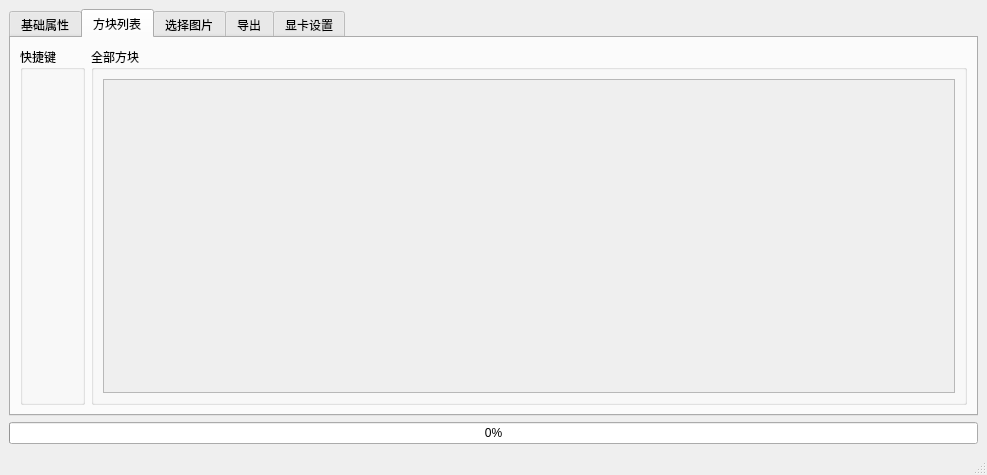
Old version of the form VisualCraft/VCWind.ui in the repository SlopeCraft/SlopeCraft.
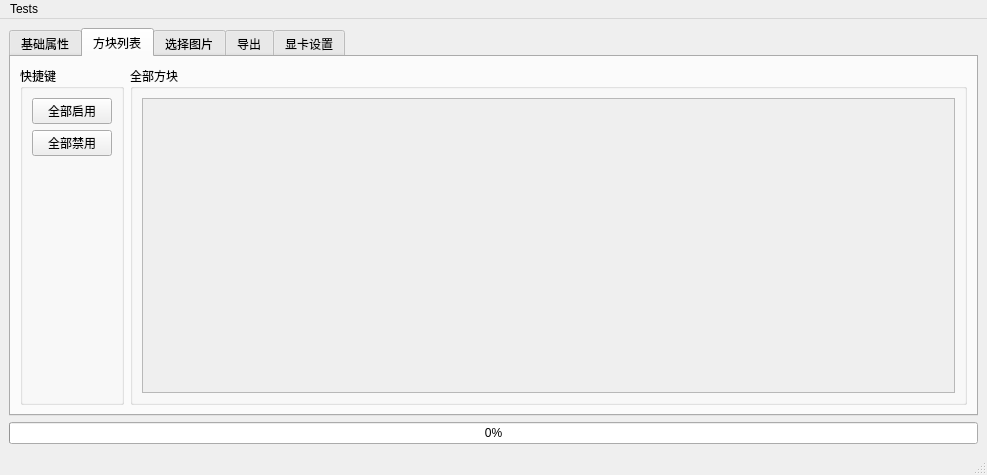
New version of the form. The open tabs and pages were chosen to show the change.

Commit message: add VCL_block_class

The edit to the form file:
```diff
--- a/VisualCraft/VCWind.ui
+++ b/VisualCraft/VCWind.ui
@@ -304,7 +304,7 @@
                  <rect>
                   <x>0</x>
                   <y>0</y>
-                  <width>859</width>
+                  <width>820</width>
                   <height>303</height>
                  </rect>
                 </property>
@@ -319,6 +319,35 @@
             <property name="title">
              <string>快捷键</string>
             </property>
+            <layout class="QGridLayout" name="gridLayout_16">
+             <item row="2" column="0">
+              <spacer name="verticalSpacer_4">
+               <property name="orientation">
+                <enum>Qt::Vertical</enum>
+               </property>
+               <property name="sizeHint" stdset="0">
+                <size>
+                 <width>20</width>
+                 <height>40</height>
+                </size>
+               </property>
+              </spacer>
+             </item>
+             <item row="0" column="0">
+              <widget class="QPushButton" name="pb_select_all">
+               <property name="text">
+                <string>全部启用</string>
+               </property>
+              </widget>
+             </item>
+             <item row="1" column="0">
+              <widget class="QPushButton" name="pb_deselect_all">
+               <property name="text">
+                <string>全部禁用</string>
+               </property>
+              </widget>
+             </item>
+            </layout>
            </widget>
           </item>
          </layout>
@@ -590,6 +619,13 @@
      <height>20</height>
     </rect>
    </property>
+   <widget class="QMenu" name="menu_tests">
+    <property name="title">
+     <string>Tests</string>
+    </property>
+    <addaction name="action_test01"/>
+   </widget>
+   <addaction name="menu_tests"/>
   </widget>
   <widget class="QStatusBar" name="statusbar"/>
  </widget>
```
Left out of the diff: 8 changed lines with no effect on the pictures. The commit also changes 12 other files.
